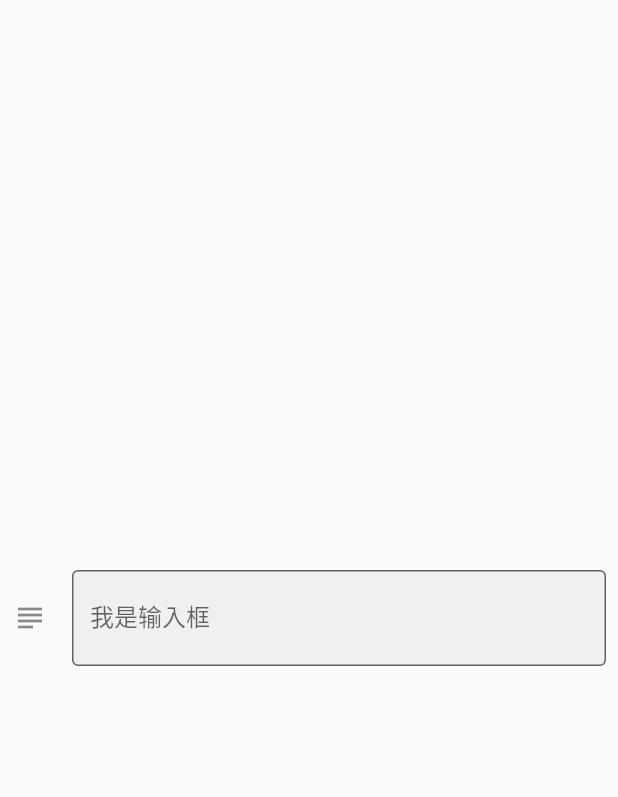
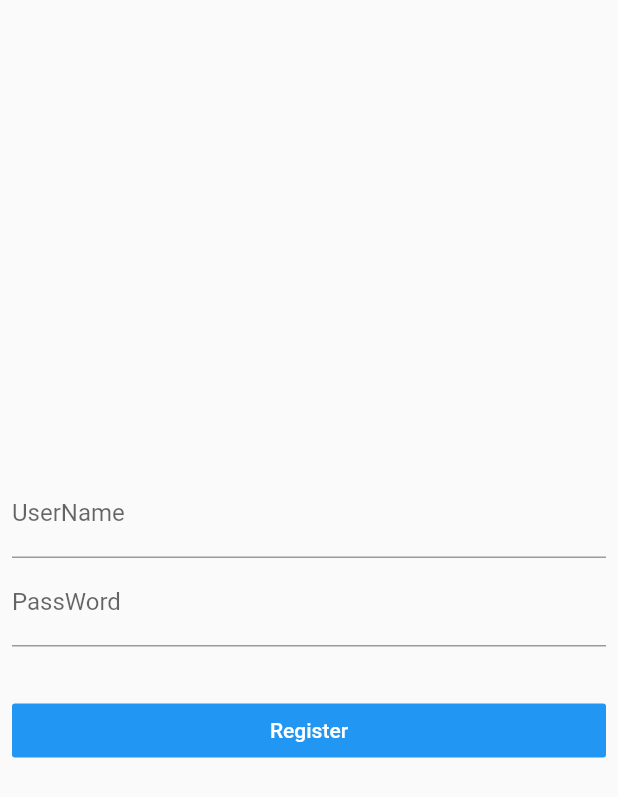
Before and after one commit to YuDongZhang/flutter_app_learn, a Flutter app: the FormDemo screen opened directly, on a phone screen of 412 x 824 dp. Shown: the top 797 px of the screen. Run offline on Flutter 3.47's test engine with Material 2 defaults, Android fonts, the phone set to English and light mode, and no system bars.

Commit message:
做了一个登录的页面 , 有输入输出 , 和登录的按钮

```diff
--- a/lib/20-宁浩教程练习/demo/form_demo.dart
+++ b/lib/20-宁浩教程练习/demo/form_demo.dart
@@ -14,12 +14,50 @@ class FormDemo extends StatelessWidget {
           child: Column(
             mainAxisAlignment: MainAxisAlignment.center,
             children: [
-              TextFieldDemo(),
+              RegisterForm(),
             ],
           ),
         ),
       ),
     );
+  }
+}
+
+class RegisterForm extends StatefulWidget {
+  RegisterFormState createState() => RegisterFormState();
+}
+
+class RegisterFormState extends State<RegisterForm> {
+  @override
+  Widget build(BuildContext context) {
+    return Form(
+        child: Column(
+      children: [
+        TextFormField(
+          decoration: InputDecoration(
+            labelText: 'UserName',
+          ),
+        ),
+        TextFormField(
+          obscureText: true, //输入之后变成保密性
+          decoration: InputDecoration(
+            labelText: 'PassWord',
+          ),
+        ),
+        SizedBox(height: 32.0,),
+        Container(
+          width: double.infinity,
+          child: RaisedButton(
+            color: Theme.of(context).accentColor,
+            child: Text('Register', style: TextStyle(color: Colors.white)),
+            elevation: 0.0,
+            onPressed: (){
+              debugPrint('点击了');
+            },
+          ),
+        ),
+      ],
+    ));
   }
 }
 
@@ -29,7 +67,7 @@ class TextFieldDemo extends StatefulWidget {
 }
 
 class TextFieldDemoState extends State<TextFieldDemo> {
-  final textEditingController = TextEditingController();//一样是监听 没有效果
+  final textEditingController = TextEditingController(); //一样是监听 没有效果
 
   @override
   void dispose() {
```
